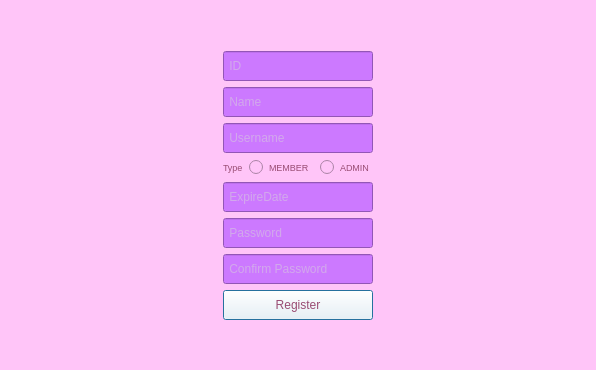
Qt form window_registernewaccount.ui (Nilsae/LibraryManagementSystem) before a commit.
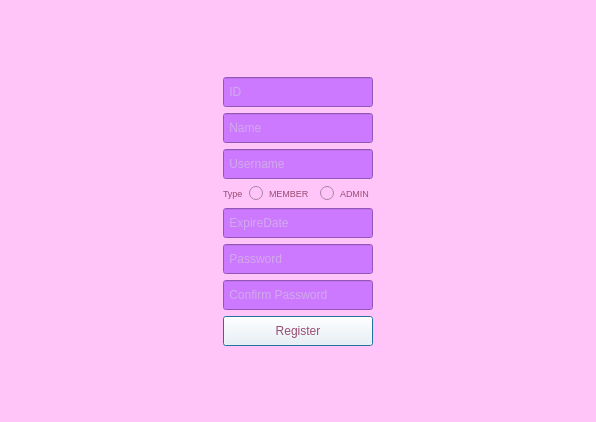
The same form after that commit. Icons and pictures are not drawn.

```diff
--- a/window_registernewaccount.ui
+++ b/window_registernewaccount.ui
@@ -7,7 +7,7 @@
     <x>0</x>
     <y>0</y>
     <width>596</width>
-    <height>370</height>
+    <height>422</height>
    </rect>
   </property>
   <property name="windowTitle">
@@ -57,6 +57,9 @@
         <string notr="true">background-color: rgb(204, 121, 255);
 color: rgb(216, 216, 216);</string>
        </property>
+       <property name="echoMode">
+        <enum>QLineEdit::Password</enum>
+       </property>
        <property name="placeholderText">
         <string> Confirm Password</string>
        </property>
@@ -209,6 +212,9 @@
         <string notr="true">background-color: rgb(204, 121, 255);
 color: rgb(216, 216, 216);</string>
        </property>
+       <property name="echoMode">
+        <enum>QLineEdit::Password</enum>
+       </property>
        <property name="placeholderText">
         <string> Password            </string>
        </property>
```
Left out of the diff: 2 changed lines with no effect on the pictures.
